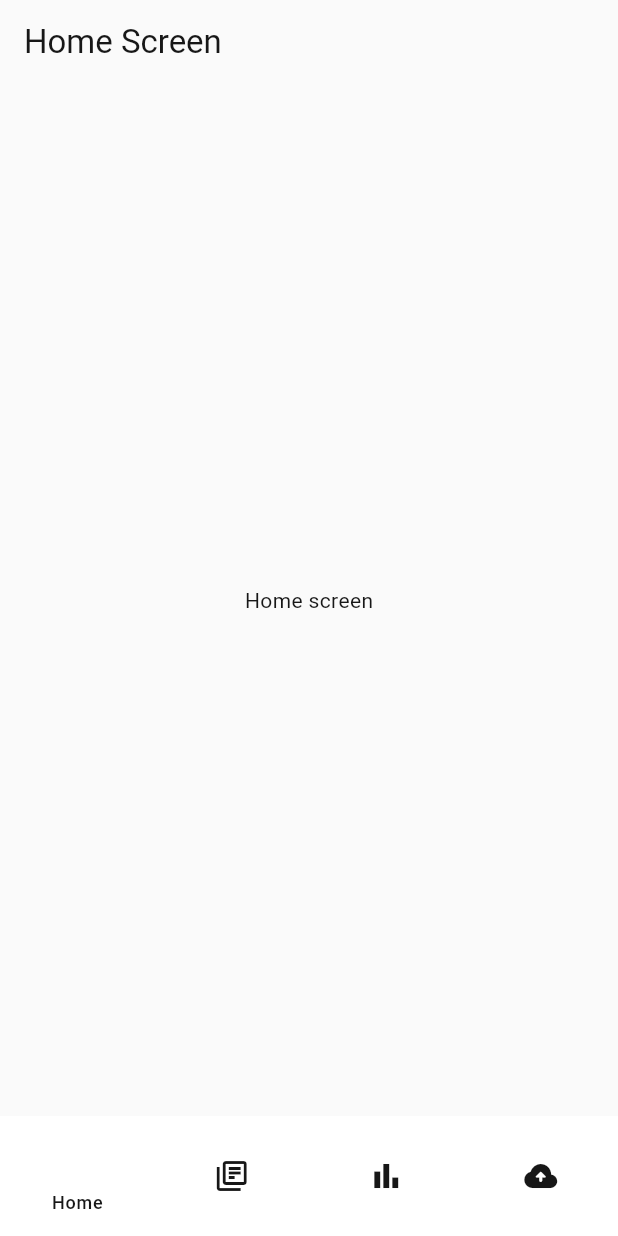
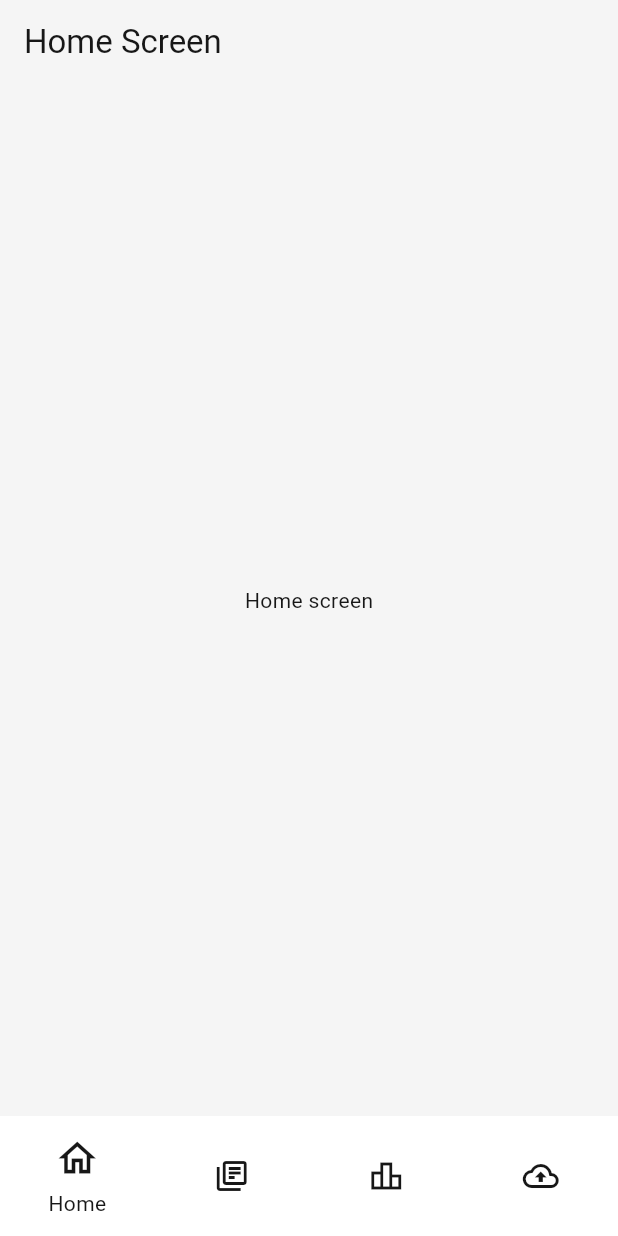
Before and after one commit to zubairehmad/recall, a Flutter app: the screen it shows after launch, on a phone screen of 412 x 824 dp. Run offline on Flutter 3.47's test engine with Material 3 defaults, Android fonts, the phone set to English and light mode, and no system bars.

Commit message:
update app theme to also include nav bar theme data

```diff
--- a/lib/core/theme/app_theme.dart
+++ b/lib/core/theme/app_theme.dart
@@ -5,23 +5,23 @@ class AppTheme {
 
   static const primary = Color(0xFF171717);
 
-  static const lightBackground = Color(0xFFFAFAFA);
+  static const lightBackground = Color(0xFFF5F5F5);
   static const lightSurface = Color(0xFFFFFFFF);
-  static const lightSurfaceContainer = Color(0xFFF2F2F2);
+  static const lightSurfaceContainer = Color(0xFFEDEDED);
   static const lightText = Color(0xFF171717);
   static const lightSecondaryText = Color(0xFF737373);
-  static const lightBorder = Color(0xFFE5E5E5);
+  static const lightBorder = Color(0xFFE0E0E0);
 
   static const darkBackground = Color(0xFF121212);
-  static const darkSurface = Color(0xFF1C1C1C);
-  static const darkSurfaceContainer = Color(0xFF262626);
+  static const darkSurface = Color(0xFF1E1E1E);
+  static const darkSurfaceContainer = Color(0xFF2A2A2A);
   static const darkText = Color(0xFFF5F5F5);
   static const darkSecondaryText = Color(0xFFA3A3A3);
-  static const darkBorder = Color(0xFF333333);
+  static const darkBorder = Color(0xFF383838);
 
   static ThemeData get lightTheme {
     const colorScheme = ColorScheme.light(
-      primary: Color(0xFF171717),
+      primary: primary,
       onPrimary: Colors.white,
       secondary: Color(0xFF525252),
       onSecondary: Colors.white,
@@ -40,15 +40,27 @@ class AppTheme {
       appBarTheme: const AppBarTheme(
         backgroundColor: lightBackground,
         foregroundColor: lightText,
+        surfaceTintColor: Colors.transparent,
         elevation: 0,
         centerTitle: false,
       ),
       cardTheme: const CardThemeData(
         color: lightSurface,
+        surfaceTintColor: Colors.transparent,
         elevation: 0,
         shape: RoundedRectangleBorder(
           borderRadius: BorderRadius.all(Radius.circular(12)),
           side: BorderSide(color: lightBorder),
+        ),
+      ),
+      navigationBarTheme: const NavigationBarThemeData(
+        backgroundColor: lightSurface,
+        indicatorColor: Colors.transparent,
+        iconTheme: WidgetStatePropertyAll(
+          IconThemeData(color: lightText),
+        ),
+        labelTextStyle: WidgetStatePropertyAll(
+          TextStyle(color: lightText),
         ),
       ),
       inputDecorationTheme: const InputDecorationTheme(
@@ -91,15 +103,27 @@ class AppTheme {
       appBarTheme: const AppBarTheme(
         backgroundColor: darkBackground,
         foregroundColor: darkText,
+        surfaceTintColor: Colors.transparent,
         elevation: 0,
         centerTitle: false,
       ),
       cardTheme: const CardThemeData(
         color: darkSurface,
+        surfaceTintColor: Colors.transparent,
         elevation: 0,
         shape: RoundedRectangleBorder(
           borderRadius: BorderRadius.all(Radius.circular(12)),
           side: BorderSide(color: darkBorder),
+        ),
+      ),
+      navigationBarTheme: const NavigationBarThemeData(
+        backgroundColor: darkSurface,
+        indicatorColor: Colors.transparent,
+        iconTheme: WidgetStatePropertyAll(
+          IconThemeData(color: darkText),
+        ),
+        labelTextStyle: WidgetStatePropertyAll(
+          TextStyle(color: darkText),
         ),
       ),
       inputDecorationTheme: const InputDecorationTheme(
--- a/lib/features/navigation/screens/main_navigation_screen.dart
+++ b/lib/features/navigation/screens/main_navigation_screen.dart
@@ -60,7 +60,6 @@ class _MainNavigationScreenState extends State<MainNavigationScreen> {
             icon: Icon(Icons.home_outlined),
             selectedIcon: Icon(
               Icons.home_outlined,
-              color: Colors.white,
               size: 30,
             ),
             label: 'Home',
@@ -69,25 +68,22 @@ class _MainNavigationScreenState extends State<MainNavigationScreen> {
             icon: Icon(Icons.library_books_outlined),
             selectedIcon: Icon(
               Icons.library_books_outlined,
-              color: Colors.white,
               size: 30,
             ),
             label: 'Library',
           ),
           NavigationDestination(
-            icon: Icon(Icons.bar_chart_outlined),
+            icon: Icon(Icons.leaderboard_outlined),
             selectedIcon: Icon(
-              Icons.bar_chart_outlined,
-              color: Colors.white,
+              Icons.leaderboard_outlined,
               size: 30,
             ),
             label: 'Statistics',
           ),
           NavigationDestination(
-            icon: Icon(Icons.backup_rounded),
+            icon: Icon(Icons.backup_outlined),
             selectedIcon: Icon(
-              Icons.backup_rounded,
-              color: Colors.white,
+              Icons.backup_outlined,
               size: 30,
             ),
             label: 'Backup',
```
